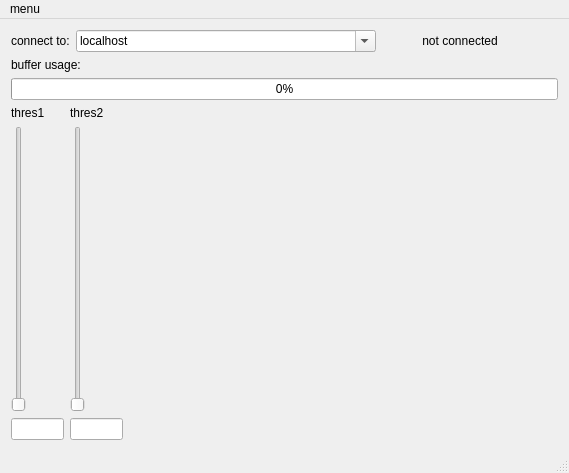
This is myon_detector_gui/src/mainwindow.ui in MuonPi/muondetector as Qt 5 draws it before an edit. The edited form follows.
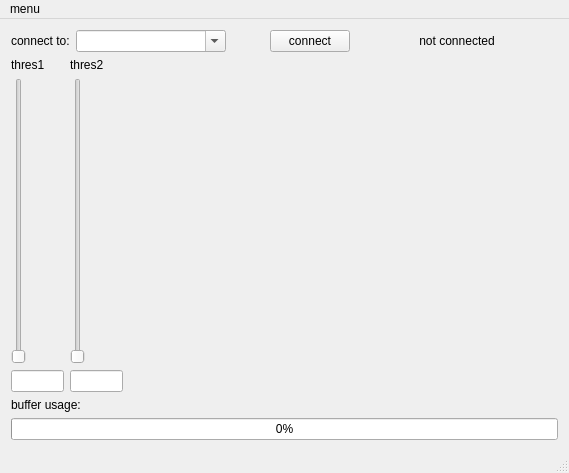
This is the edited form.

Diff of the .ui file:
```diff
--- a/myon_detector_gui/src/mainwindow.ui
+++ b/myon_detector_gui/src/mainwindow.ui
@@ -2,6 +2,9 @@
 <ui version="4.0">
  <class>MainWindow</class>
  <widget class="QMainWindow" name="MainWindow">
+  <property name="enabled">
+   <bool>true</bool>
+  </property>
   <property name="geometry">
    <rect>
     <x>0</x>
@@ -25,21 +28,18 @@
        </widget>
       </item>
       <item>
-       <widget class="QFontComboBox" name="ipBox">
-        <property name="sizePolicy">
-         <sizepolicy hsizetype="Maximum" vsizetype="Fixed">
-          <horstretch>1</horstretch>
-          <verstretch>0</verstretch>
-         </sizepolicy>
-        </property>
-        <property name="maximumSize">
+       <widget class="QComboBox" name="ipBox">
+        <property name="minimumSize">
          <size>
-          <width>300</width>
-          <height>16777215</height>
+          <width>150</width>
+          <height>0</height>
          </size>
         </property>
-        <property name="currentText">
-         <string notr="true">localhost</string>
+        <property name="focusPolicy">
+         <enum>Qt::WheelFocus</enum>
+        </property>
+        <property name="editable">
+         <bool>true</bool>
         </property>
        </widget>
       </item>
@@ -53,6 +53,26 @@
         </property>
         <property name="sizeHint" stdset="0">
          <size>
+          <width>38</width>
+          <height>20</height>
+         </size>
+        </property>
+       </spacer>
+      </item>
+      <item>
+       <widget class="QPushButton" name="ipButton">
+        <property name="text">
+         <string>connect</string>
+        </property>
+       </widget>
+      </item>
+      <item>
+       <spacer name="horizontalSpacer_4">
+        <property name="orientation">
+         <enum>Qt::Horizontal</enum>
+        </property>
+        <property name="sizeHint" stdset="0">
+         <size>
           <width>40</width>
           <height>20</height>
          </size>
@@ -84,20 +104,6 @@
       </item>
      </layout>
     </item>
-    <item>
-     <widget class="QLabel" name="bufferUsageLabel">
-      <property name="text">
-       <string>buffer usage:</string>
-      </property>
-     </widget>
-    </item>
-    <item>
-     <widget class="QProgressBar" name="uartBuffer">
-      <property name="value">
-       <number>0</number>
-      </property>
-     </widget>
-    </item>
     <item>
      <layout class="QHBoxLayout" name="horizontalLayout_2">
       <item>
@@ -213,6 +219,20 @@
       </item>
      </layout>
     </item>
+    <item>
+     <widget class="QLabel" name="bufferUsageLabel">
+      <property name="text">
+       <string>buffer usage:</string>
+      </property>
+     </widget>
+    </item>
+    <item>
+     <widget class="QProgressBar" name="uartBuffer">
+      <property name="value">
+       <number>0</number>
+      </property>
+     </widget>
+    </item>
    </layout>
   </widget>
   <widget class="QMenuBar" name="menuBar">
```
Left out of the diff: 2 changed lines with no effect on the pictures.
